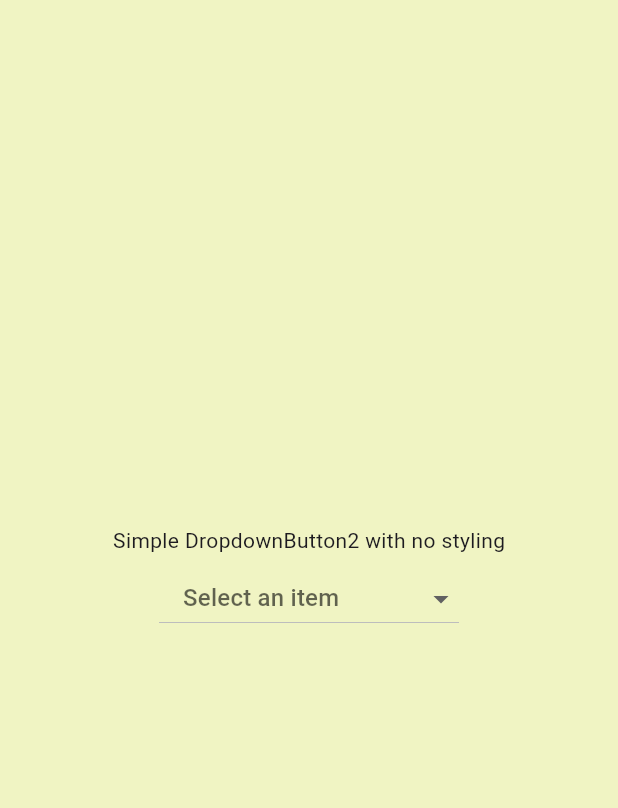
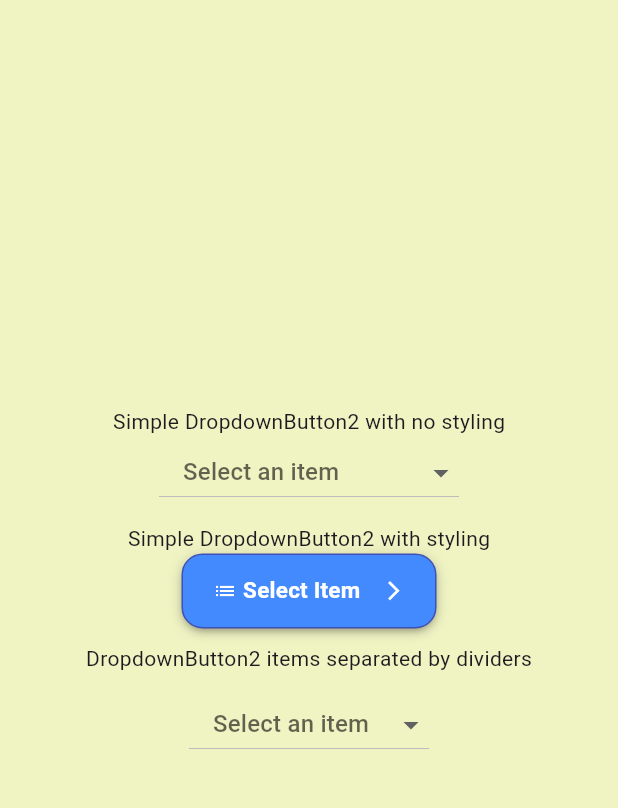
Before and after one commit to zulfequar/dropdown_button2_demo, a Flutter app: the screen it shows after launch, on a phone screen of 412 x 824 dp, the part 84-892 px from its top. Run offline on Flutter 3.47's test engine with Material 3 defaults, Android fonts, the phone set to English and light mode, and no system bars; drawn by our look-alikes of dropdown_button2.

Commit message:
Add more dropdown button examples

```diff
--- a/lib/main.dart
+++ b/lib/main.dart
@@ -38,10 +38,23 @@ class _HomePageState extends State<HomePage> {
     'Item5',
   ];
   String? selectedItem;
+  final List<String> items2 = [
+    'Item1',
+    'Item2',
+    'Item3',
+    'Item4',
+    'Item5',
+    'Item6',
+    'Item7',
+    'Item8',
+    'Item9',
+    'Item10',
+  ];
+  String? selectedItem2;
+  List<String> selectedItems = [];
 
   @override
   Widget build(BuildContext context) {
-
     return Scaffold(
       appBar: AppBar(
         backgroundColor: Colors.deepPurple,
@@ -54,9 +67,8 @@ class _HomePageState extends State<HomePage> {
           child: Column(
             mainAxisAlignment: MainAxisAlignment.center,
             children: <Widget>[
-              const SizedBox(height: 5),
+              const SizedBox(height: 10),
               const Text('Simple DropdownButton2 with no styling'),
-              const SizedBox(height: 5),
               SizedBox(
                 width: 200,
                 child: DropdownButton2(
@@ -68,11 +80,126 @@ class _HomePageState extends State<HomePage> {
                       selectedItem = newSelectedItem;
                     });
                   },
-                  items: items.map((item) => DropdownMenuItem(
-                    value: item,
-                    child: Text(item),
-                  )).toList(),
+                  items: items
+                      .map((item) => DropdownMenuItem(
+                            value: item,
+                            child: Text(item),
+                          ))
+                      .toList(),
                 ),
+              ),
+              const SizedBox(height: 10),
+              const Text('Simple DropdownButton2 with styling'),
+              DropdownButtonHideUnderline(
+                child: DropdownButton2(
+                  isExpanded: true,
+                  hint: const Row(
+                    children: [
+                      Icon(
+                        Icons.list,
+                        size: 16,
+                        color: Colors.white,
+                      ),
+                      SizedBox(
+                        width: 4,
+                      ),
+                      Expanded(
+                        child: Text(
+                          'Select Item',
+                          style: TextStyle(
+                            fontSize: 15,
+                            fontWeight: FontWeight.bold,
+                            color: Colors.white,
+                          ),
+                          overflow: TextOverflow.ellipsis,
+                        ),
+                      ),
+                    ],
+                  ),
+                  value: selectedItem2,
+                  onChanged: (String? newSelectedItem) {
+                    setState(() {
+                      selectedItem2 = newSelectedItem;
+                    });
+                  },
+                  items: items2
+                      .map((item) => DropdownMenuItem(
+                            value: item,
+                            child: Text(
+                              item,
+                              style: const TextStyle(
+                                fontSize: 15,
+                                fontWeight: FontWeight.bold,
+                                color: Colors.white,
+                              ),
+                            ),
+                          ))
+                      .toList(),
+                  buttonStyleData: ButtonStyleData(
+                    height: 50,
+                    width: 170,
+                    padding: const EdgeInsets.only(left: 20, right: 20),
+                    decoration: BoxDecoration(
+                      borderRadius: BorderRadius.circular(14),
+                      border: Border.all(
+                        color: Colors.indigo,
+                      ),
+                      color: Colors.blueAccent,
+                    ),
+                    elevation: 3,
+                  ),
+                  iconStyleData: const IconStyleData(
+                    openMenuIcon: Icon(Icons.keyboard_arrow_down),
+                    icon: Icon(
+                      Icons.arrow_forward_ios,
+                    ),
+                    iconSize: 15,
+                    iconEnabledColor: Colors.white,
+                    iconDisabledColor: Colors.grey,
+                  ),
+                  dropdownStyleData: DropdownStyleData(
+                    maxHeight: 200,
+                    width: 200,
+                    decoration: BoxDecoration(
+                      borderRadius: BorderRadius.circular(14),
+                      color: Colors.lightBlueAccent,
+                    ),
+                    offset: const Offset(-20, 0),
+                    scrollbarTheme: ScrollbarThemeData(
+                      radius: const Radius.circular(40),
+                      thickness: MaterialStateProperty.all(6),
+                      thumbVisibility: MaterialStateProperty.all(true),
+                    ),
+                  ),
+                  menuItemStyleData: const MenuItemStyleData(
+                    height: 50,
+                    padding: EdgeInsets.only(left: 10, right: 10),
+                  ),
+                ),
+              ),
+              const SizedBox(height: 10),
+              const Text('DropdownButton2 items separated by dividers'),
+              const SizedBox(height: 10),
+              DropdownButton2(
+                hint: const Text('Select an item'),
+                value: selectedItem,
+                onChanged: (String? newSelectedItem) {
+                  setState(() {
+                    selectedItem = newSelectedItem;
+                  });
+                },
+                items: items
+                    .map((item) => DropdownMenuItem(
+                  value: item,
+                  child: Column(
+                    crossAxisAlignment: CrossAxisAlignment.start,
+                    children: [
+                      Text(item),
+                      if (item != items.last) const Divider()
+                    ],
+                  ),
+                ))
+                    .toList(),
               ),
             ],
           ),
```
